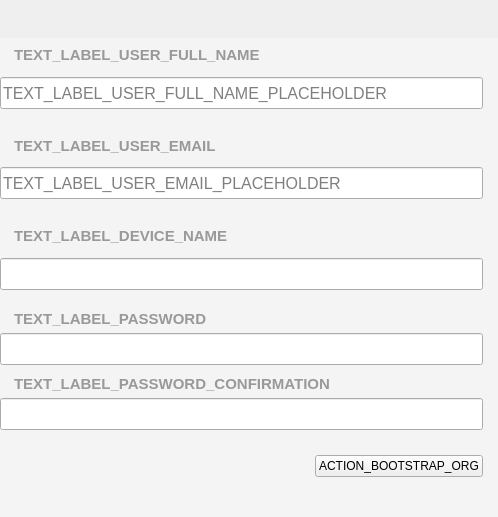
First picture: the form in guardata/client/gui/forms/bootstrap_organization_widget.ui, repository bitlogik/guardata, before the edit.
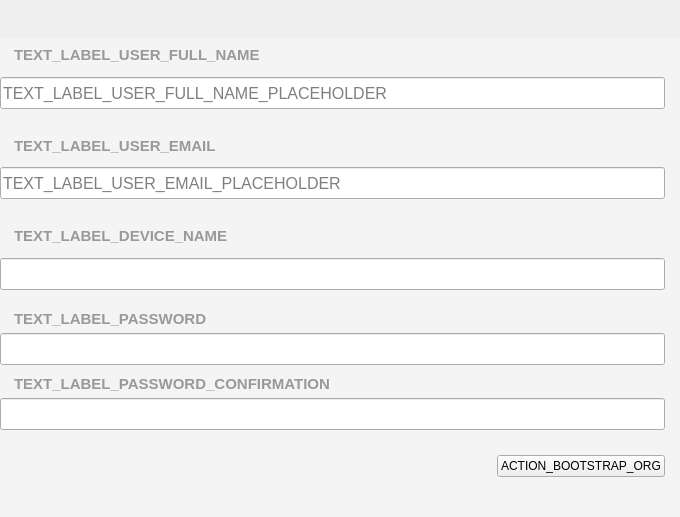
Second picture: the form after the edit.

Commit message: update group activation GUI

What changed in the file:
```diff
--- a/guardata/client/gui/forms/bootstrap_organization_widget.ui
+++ b/guardata/client/gui/forms/bootstrap_organization_widget.ui
@@ -6,7 +6,7 @@
    <rect>
     <x>0</x>
     <y>0</y>
-    <width>498</width>
+    <width>680</width>
     <height>517</height>
    </rect>
   </property>
@@ -91,7 +91,7 @@
        <rect>
         <x>0</x>
         <y>0</y>
-        <width>498</width>
+        <width>650</width>
         <height>458</height>
        </rect>
       </property>
```
The commit also changes 2 other files.
